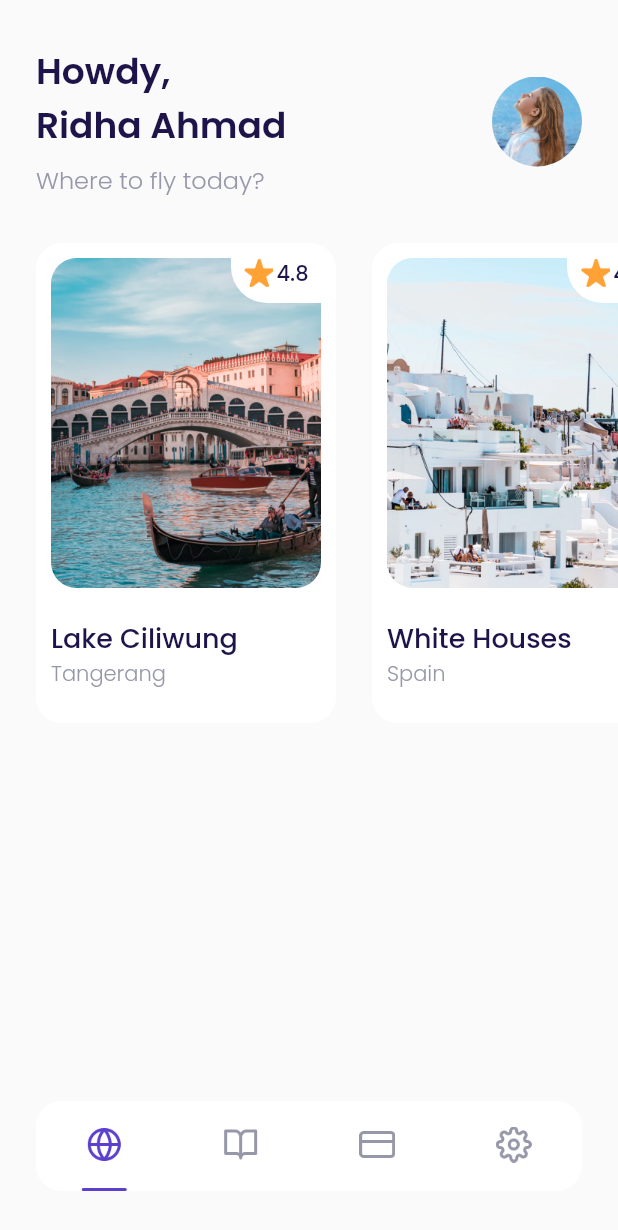
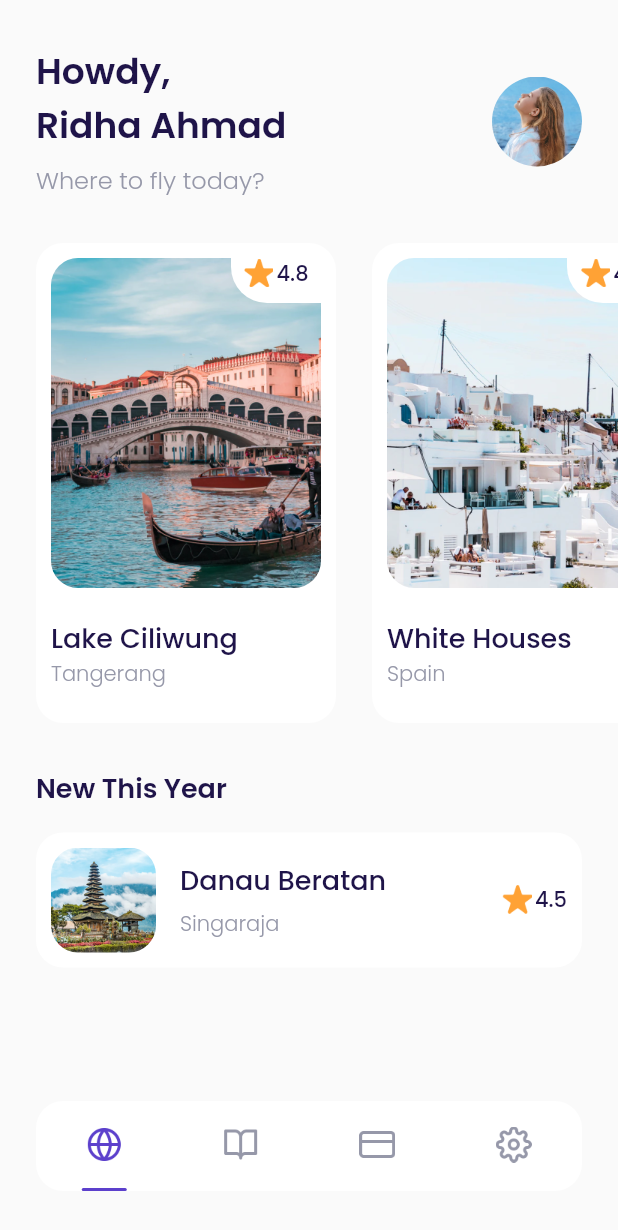
Before and after one commit to RidhaAF/airplane_app, a Flutter app: the MainPage screen opened by its route, on a phone screen of 412 x 824 dp. Shown: the top 1230 px of the screen. Run offline on Flutter 3.47's test engine with Material 2 defaults, Android fonts, the phone set to English and light mode, and no system bars; our stand-ins replace google_fonts.

Commit message:
Slicing Home - New Destinations

```diff
--- a/lib/shared/theme.dart
+++ b/lib/shared/theme.dart
@@ -2,7 +2,7 @@
 import 'package:google_fonts/google_fonts.dart';
 
 double defaultMargin = 24.0;
-double defaultRadius = 17.0;
+double defaultRadius = 18.0;
 
 Color kPrimaryColor = Color(0xFF5C40CC);
 Color kBlackColor = Color(0xFF1F1449);
--- a/lib/ui/pages/home_page.dart
+++ b/lib/ui/pages/home_page.dart
@@ -1,5 +1,6 @@
 import 'package:airplane_app/shared/theme.dart';
 import 'package:airplane_app/ui/widgets/destination_card.dart';
+import 'package:airplane_app/ui/widgets/destination_tile.dart';
 import 'package:flutter/material.dart';
 
 class HomePage extends StatelessWidget {
@@ -97,10 +98,34 @@
       );
     }
 
+    Widget newDestinations() {
+      return Container(
+        margin: EdgeInsets.only(
+          top: 30,
+          left: defaultMargin,
+          right: defaultMargin,
+        ),
+        child: Column(
+          crossAxisAlignment: CrossAxisAlignment.start,
+          children: [
+            Text(
+              'New This Year',
+              style: blackTextStyle.copyWith(
+                fontSize: 18,
+                fontWeight: semiBold,
+              ),
+            ),
+            DestinationTile(),
+          ],
+        ),
+      );
+    }
+
     return ListView(
       children: [
         header(),
         popularDestionations(),
+        newDestinations(),
       ],
     );
   }
--- /dev/null
+++ b/lib/ui/widgets/destination_tile.dart
@@ -0,0 +1,77 @@
+import 'package:airplane_app/shared/theme.dart';
+import 'package:flutter/material.dart';
+
+class DestinationTile extends StatelessWidget {
+  const DestinationTile({Key? key}) : super(key: key);
+
+  @override
+  Widget build(BuildContext context) {
+    return Container(
+      margin: EdgeInsets.only(top: 16),
+      padding: EdgeInsets.all(10),
+      decoration: BoxDecoration(
+        color: kWhiteColor,
+        borderRadius: BorderRadius.circular(defaultRadius),
+      ),
+      child: Row(
+        children: [
+          Container(
+            height: 70,
+            width: 70,
+            margin: EdgeInsets.only(right: 16),
+            decoration: BoxDecoration(
+              borderRadius: BorderRadius.circular(defaultRadius),
+              image: DecorationImage(
+                fit: BoxFit.cover,
+                image: AssetImage('assets/image_destination6.png'),
+              ),
+            ),
+          ),
+          Expanded(
+            child: Column(
+              crossAxisAlignment: CrossAxisAlignment.start,
+              children: [
+                Text(
+                  'Danau Beratan',
+                  style: blackTextStyle.copyWith(
+                    fontSize: 18,
+                    fontWeight: medium,
+                  ),
+                ),
+                SizedBox(height: 5),
+                Text(
+                  'Singaraja',
+                  style: greyTextStyle.copyWith(
+                    fontWeight: light,
+                  ),
+                ),
+              ],
+            ),
+          ),
+          Row(
+            mainAxisAlignment: MainAxisAlignment.center,
+            crossAxisAlignment: CrossAxisAlignment.start,
+            children: [
+              Container(
+                height: 20,
+                width: 20,
+                margin: EdgeInsets.only(right: 2),
+                decoration: BoxDecoration(
+                  image: DecorationImage(
+                    image: AssetImage('assets/icon_star.png'),
+                  ),
+                ),
+              ),
+              Text(
+                '4.5',
+                style: blackTextStyle.copyWith(
+                  fontWeight: medium,
+                ),
+              ),
+            ],
+          )
+        ],
+      ),
+    );
+  }
+}
```
